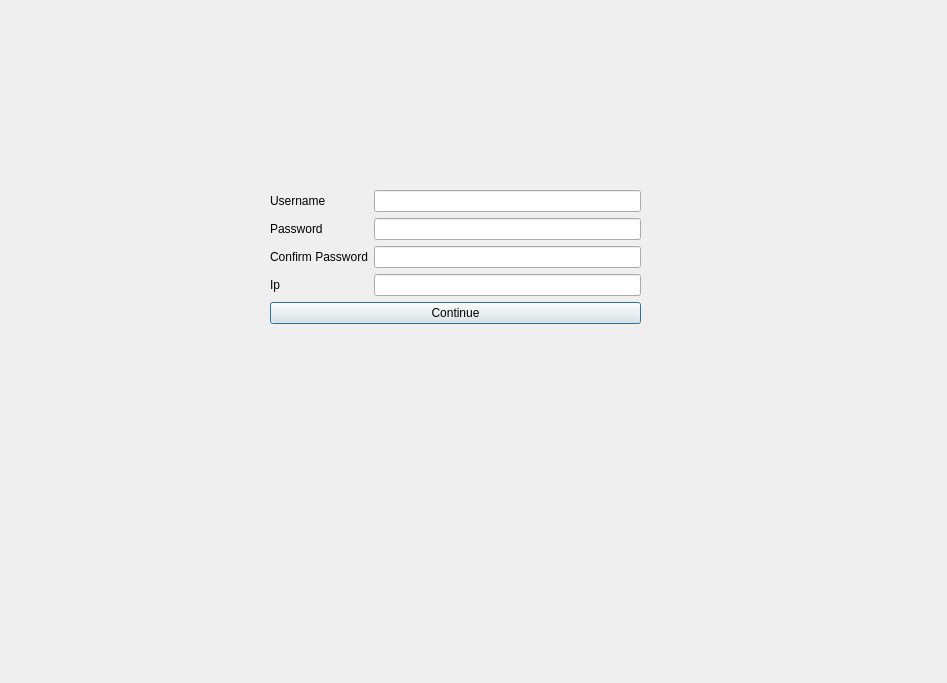
This is APVQuiz/signupdialog.ui in prateekkumarweb/apvquiz-client as Qt 5 draws it before an edit. The edited form follows.
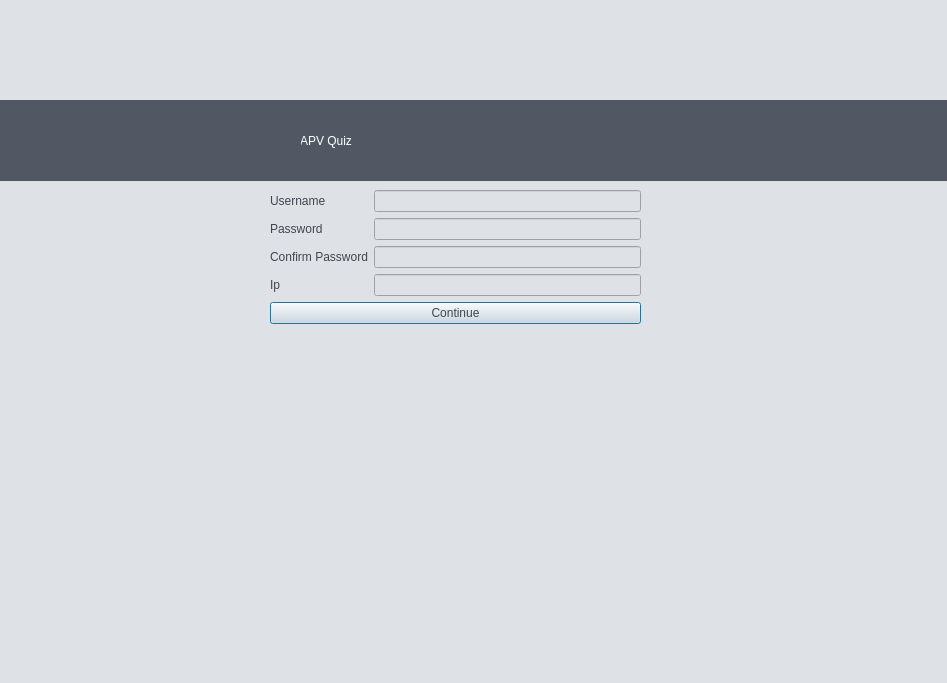
This is the edited form.

```diff
--- a/APVQuiz/signupdialog.ui
+++ b/APVQuiz/signupdialog.ui
@@ -13,18 +13,27 @@
   <property name="windowTitle">
    <string>Dialog</string>
   </property>
+  <property name="styleSheet">
+   <string notr="true">background-color: rgb(222, 225, 229);</string>
+  </property>
   <widget class="QWidget" name="formLayoutWidget">
    <property name="geometry">
     <rect>
      <x>270</x>
      <y>190</y>
      <width>371</width>
-     <height>451</height>
+     <height>171</height>
     </rect>
    </property>
+   <property name="styleSheet">
+    <string notr="true">color: rgb(64, 69, 79);</string>
+   </property>
    <layout class="QFormLayout" name="formLayout">
     <item row="1" column="0">
      <widget class="QLabel" name="usernameLabel">
+      <property name="styleSheet">
+       <string notr="true">color: rgb(64, 69, 79);</string>
+      </property>
       <property name="text">
        <string>Username</string>
       </property>
@@ -38,6 +47,9 @@
     </item>
     <item row="2" column="0">
      <widget class="QLabel" name="passwordLabel">
+      <property name="styleSheet">
+       <string notr="true">color: rgb(64, 69, 79);</string>
+      </property>
       <property name="text">
        <string>Password</string>
       </property>
@@ -55,6 +67,9 @@
     </item>
     <item row="3" column="0">
      <widget class="QLabel" name="confirmPasswordLabel">
+      <property name="styleSheet">
+       <string notr="true">color: rgb(64, 69, 79);</string>
+      </property>
       <property name="text">
        <string>Confirm Password</string>
       </property>
@@ -72,6 +87,9 @@
     </item>
     <item row="4" column="0">
      <widget class="QLabel" name="ipLabel">
+      <property name="styleSheet">
+       <string notr="true">color: rgb(64, 69, 79);</string>
+      </property>
       <property name="text">
        <string>Ip</string>
       </property>
@@ -79,6 +97,9 @@
     </item>
     <item row="6" column="0" colspan="2">
      <widget class="QPushButton" name="continuePushButton">
+      <property name="styleSheet">
+       <string notr="true">color: rgb(64, 69, 79);</string>
+      </property>
       <property name="text">
        <string>Continue</string>
       </property>
@@ -89,6 +110,56 @@
     </item>
    </layout>
   </widget>
+  <widget class="QLabel" name="label">
+   <property name="geometry">
+    <rect>
+     <x>300</x>
+     <y>100</y>
+     <width>291</width>
+     <height>81</height>
+    </rect>
+   </property>
+   <property name="styleSheet">
+    <string notr="true">font: 50pt &quot;Ubuntu&quot;;
+background-color: rgb(81, 88, 99);
+color: rgb(255,255,255);</string>
+   </property>
+   <property name="text">
+    <string>APV Quiz</string>
+   </property>
+  </widget>
+  <widget class="QLabel" name="label_2">
+   <property name="geometry">
+    <rect>
+     <x>0</x>
+     <y>100</y>
+     <width>301</width>
+     <height>81</height>
+    </rect>
+   </property>
+   <property name="styleSheet">
+    <string notr="true">background-color: rgb(81, 88, 99);</string>
+   </property>
+   <property name="text">
+    <string/>
+   </property>
+  </widget>
+  <widget class="QLabel" name="label_3">
+   <property name="geometry">
+    <rect>
+     <x>590</x>
+     <y>100</y>
+     <width>371</width>
+     <height>81</height>
+    </rect>
+   </property>
+   <property name="styleSheet">
+    <string notr="true">background-color: rgb(81, 88, 99);</string>
+   </property>
+   <property name="text">
+    <string/>
+   </property>
+  </widget>
  </widget>
  <tabstops>
   <tabstop>usernameLineEdit</tabstop>
```
